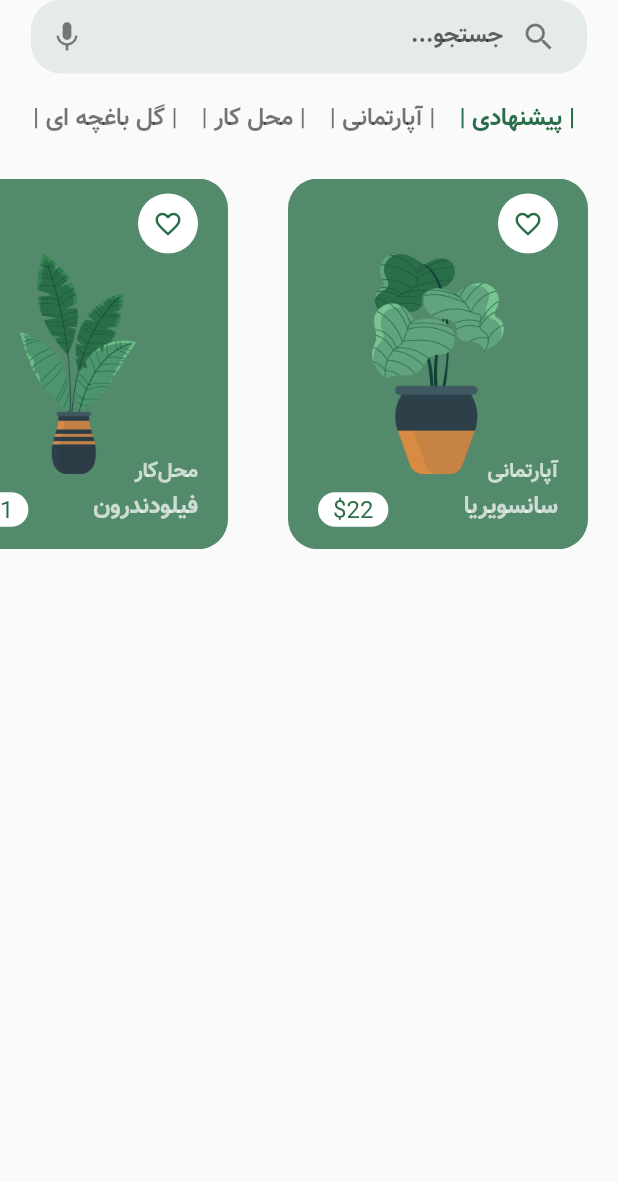
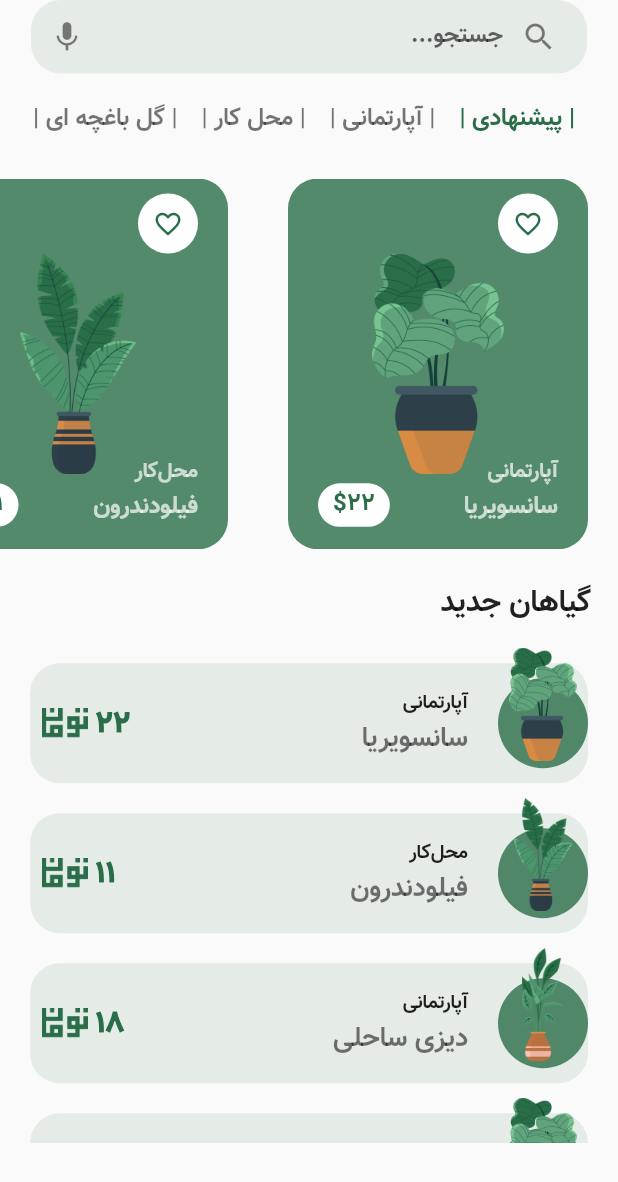
Before and after one commit to imanshbb/plant_app_ui, a Flutter app: the HomePage screen opened directly, on a phone screen of 412 x 824 dp. Shown: the top 1182 px of the screen. Run offline on Flutter 3.47's test engine with Material 2 defaults, Android fonts, the light colour scheme and no system bars; our stand-ins replace animated_bottom_navigation_bar, page_transition.

Commit message:
finish product 2

```diff
--- a/lib/screens/home_page.dart
+++ b/lib/screens/home_page.dart
@@ -170,6 +170,7 @@ class _HomePageState extends State<HomePage> {
                                 r'$' + plant[index].price.toString(),
                                 style: TextStyle(
                                   color: Constant.primeryColor,
+                                  fontFamily: 'Vazir',
                                   fontSize: 16.0,
                                 ),
                               ),
@@ -208,6 +209,111 @@ class _HomePageState extends State<HomePage> {
                 },
               ),
             ),
+            //new plant - text
+            Container(
+              alignment: Alignment.centerRight,
+              padding:
+                  const EdgeInsets.only(right: 18.0, bottom: 15.0, top: 20.0),
+              child: const Text(
+                'گیاهان جدید',
+                style: TextStyle(
+                  fontFamily: 'Vazir',
+                  fontWeight: FontWeight.bold,
+                  fontSize: 20.0,
+                ),
+              ),
+            ),
+            //new plant - product 2
+            Container(
+              height: size.height * 0.4,
+              padding: const EdgeInsets.symmetric(horizontal: 20.0),
+              child: ListView.builder(
+                itemCount: plant.length,
+                itemBuilder: (context, index) {
+                  return Container(
+                    height: 80.0,
+                    width: size.width,
+                    margin: const EdgeInsets.symmetric(vertical: 10.0),
+                    decoration: BoxDecoration(
+                      borderRadius: BorderRadius.circular(20.0),
+                      color: Constant.primeryColor.withOpacity(0.1),
+                    ),
+                    child: Row(
+                      mainAxisAlignment: MainAxisAlignment.spaceBetween,
+                      children: <Widget>[
+                        Row(
+                          children: [
+                            Padding(
+                              padding:
+                                  const EdgeInsets.only(left: 8.0, right: 5.0),
+                              child: Image.asset(
+                                'assets/images/PriceUnit-green.png',
+                                height: 20.0,
+                              ),
+                            ),
+                            Text(
+                              plant[index].price.toString(),
+                              style: TextStyle(
+                                fontFamily: 'Vazir',
+                                color: Constant.primeryColor,
+                                fontWeight: FontWeight.w900,
+                                fontSize: 20.0,
+                              ),
+                            ),
+                          ],
+                        ),
+                        Stack(
+                          clipBehavior: Clip.none,
+                          children: [
+                            Container(
+                              width: 60.0,
+                              height: 60.0,
+                              decoration: BoxDecoration(
+                                color: Constant.primeryColor.withOpacity(0.8),
+                                shape: BoxShape.circle,
+                              ),
+                            ),
+                            Positioned(
+                              bottom: 5.0,
+                              right: 0.0,
+                              left: 0.0,
+                              child: Image.asset(
+                                plant[index].imageURL,
+                                height: 75.0,
+                              ),
+                            ),
+                            Positioned(
+                              bottom: 5.0,
+                              right: 80.0,
+                              child: Column(
+                                crossAxisAlignment: CrossAxisAlignment.end,
+                                children: <Widget>[
+                                  Text(
+                                    plant[index].category,
+                                    style: const TextStyle(
+                                      fontFamily: 'Vazir',
+                                      fontSize: 13.0,
+                                    ),
+                                  ),
+                                  Text(
+                                    plant[index].plantName,
+                                    style: TextStyle(
+                                      fontFamily: 'Vazir',
+                                      fontSize: 18.0,
+                                      color: Constant.blackColor,
+                                    ),
+                                  ),
+                                ],
+                              ),
+                            ),
+                          ],
+                        ),
+                      ],
+                    ),
+                  );
+                },
+              ),
+            ),
           ],
         ),
       ),
```
